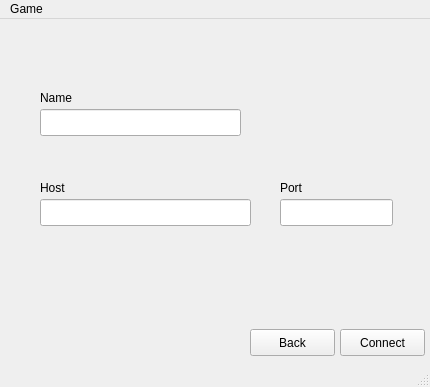
First picture: the form in qt/qtchess/mainwindow.ui, repository alamminsalo/chess, before the edit.
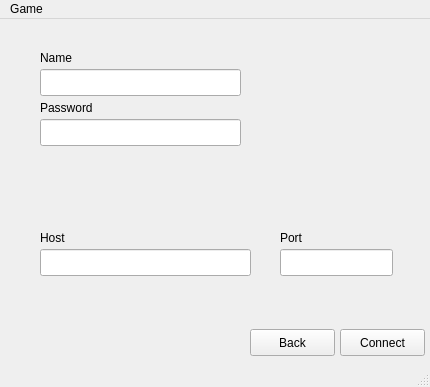
Second picture: the form after the edit. The open tabs and pages were chosen to show the change.

What changed in the file:
```diff
--- a/qt/qtchess/mainwindow.ui
+++ b/qt/qtchess/mainwindow.ui
@@ -127,7 +127,7 @@
       <property name="geometry">
        <rect>
         <x>40</x>
-        <y>180</y>
+        <y>230</y>
         <width>211</width>
         <height>27</height>
        </rect>
@@ -149,7 +149,7 @@
       <property name="geometry">
        <rect>
         <x>280</x>
-        <y>180</y>
+        <y>230</y>
         <width>113</width>
         <height>27</height>
        </rect>
@@ -171,7 +171,7 @@
       <property name="geometry">
        <rect>
         <x>40</x>
-        <y>160</y>
+        <y>210</y>
         <width>71</width>
         <height>17</height>
        </rect>
@@ -184,7 +184,7 @@
       <property name="geometry">
        <rect>
         <x>280</x>
-        <y>160</y>
+        <y>210</y>
         <width>55</width>
         <height>17</height>
        </rect>
@@ -197,7 +197,7 @@
       <property name="geometry">
        <rect>
         <x>40</x>
-        <y>90</y>
+        <y>50</y>
         <width>201</width>
         <height>27</height>
        </rect>
@@ -219,7 +219,7 @@
       <property name="geometry">
        <rect>
         <x>40</x>
-        <y>70</y>
+        <y>30</y>
         <width>55</width>
         <height>17</height>
        </rect>
@@ -228,6 +228,32 @@
        <string>Name</string>
       </property>
      </widget>
+     <widget class="QLineEdit" name="connect_pass">
+      <property name="geometry">
+       <rect>
+        <x>40</x>
+        <y>100</y>
+        <width>201</width>
+        <height>27</height>
+       </rect>
+      </property>
+      <property name="clearButtonEnabled">
+       <bool>false</bool>
+      </property>
+     </widget>
+     <widget class="QLabel" name="label_7">
+      <property name="geometry">
+       <rect>
+        <x>40</x>
+        <y>80</y>
+        <width>55</width>
+        <height>17</height>
+       </rect>
+      </property>
+      <property name="text">
+       <string>Password</string>
+      </property>
+     </widget>
     </widget>
     <widget class="QWidget" name="settings_page">
      <widget class="QPushButton" name="settings_ok">
```
